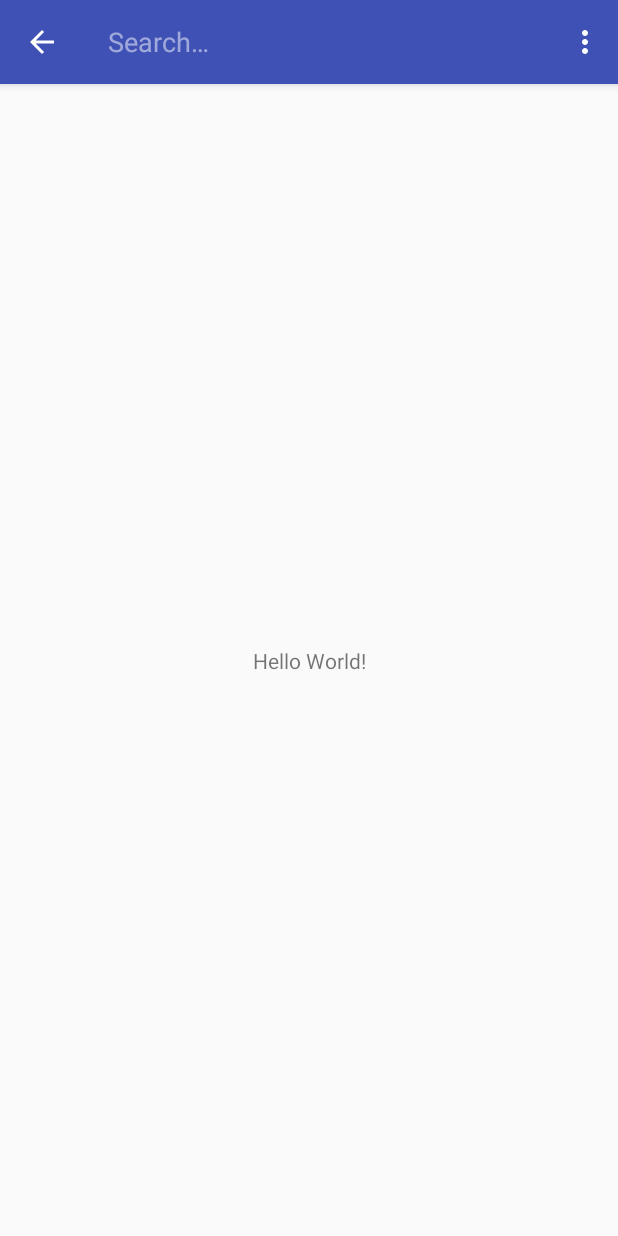
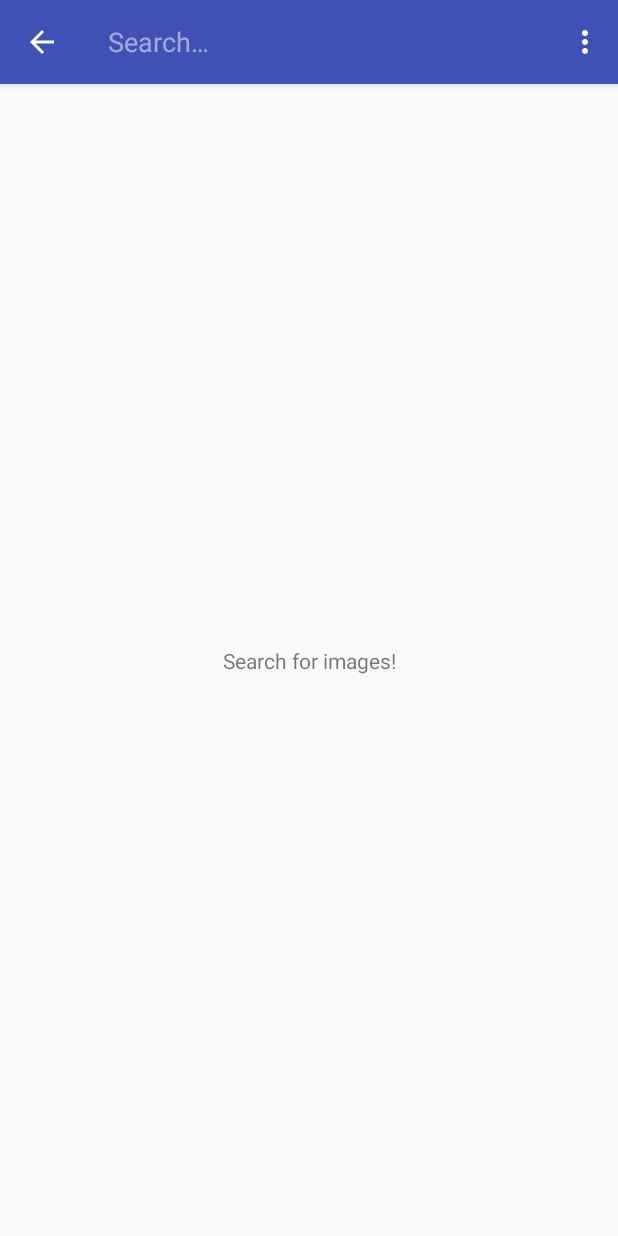
Before and after one commit to jjgregor/FlickrApp, an Android app: the screen it shows after launch (MainActivity), after a tap on "Search", on a phone screen of 412 x 824 dp. Run offline under Robolectric (Android 15) with nearby library versions, the phone set to English and light mode, and no system bars; our stand-ins replace Dagger/Hilt's generated code; libraries missing offline, so code that uses them is left out: com.facebook.stetho, retrofit2.adapter.rxjava, retrofit2.converter.jackson, rx.android.schedulers, rx.schedulers; pictures from the network do not load; 3 statements that could not run were skipped.

Commit message:
recycler grid

```diff
--- a/app/build.gradle
+++ b/app/build.gradle
@@ -71,4 +71,7 @@ dependencies {
     compile 'com.github.bumptech.glide:glide:4.1.1'
     annotationProcessor 'com.github.bumptech.glide:compiler:4.1.1'
 
+    //stetho
+    implementation 'com.facebook.stetho:stetho-okhttp3:1.3.1'
+
 }
--- a/app/src/main/java/com/jason/flickr/models/SearchViewModel.kt
+++ b/app/src/main/java/com/jason/flickr/models/SearchViewModel.kt
@@ -15,8 +15,8 @@ import javax.inject.Inject
  */
 class SearchViewModel(application: Application) : AndroidViewModel(application) {
 
-    var items = ArrayList<FlickrItems>()
-    var tags: String = ""
+    var items = ArrayList<FlickrItem>()
+    var searchQuery: String = ""
 
     @Inject lateinit var service: FlickrService
 
@@ -25,13 +25,9 @@ class SearchViewModel(application: Application) : AndroidViewModel(application)
     }
 
     fun getFeed() : Observable<JsonFlickrFeed> {
-        return  service.getPhotos(getFormattedTags(tags))
+        return  service.getPhotos(searchQuery)
                 .subscribeOn(Schedulers.io())
                 .observeOn(AndroidSchedulers.mainThread())
     }
 
-    private fun getFormattedTags(tags: String): String? {
-        return tags.replace(" ", ",")
-    }
-
 }
--- a/app/src/main/java/com/jason/flickr/services/FlickrService.kt
+++ b/app/src/main/java/com/jason/flickr/services/FlickrService.kt
@@ -12,6 +12,6 @@ import rx.Observable
 interface FlickrService {
 
     @GET("services/feeds/photos_public.gne?format=json&nojsoncallback=1")
-    fun getPhotos(@Query("tags") tags: String?): Observable<JsonFlickrFeed>
+    fun getPhotos(@Query("text") tags: String?): Observable<JsonFlickrFeed>
 
 }
--- a/app/src/main/res/layout/activity_main.xml
+++ b/app/src/main/res/layout/activity_main.xml
@@ -1,18 +1,66 @@
 <?xml version="1.0" encoding="utf-8"?>
+<android.support.v4.widget.SwipeRefreshLayout xmlns:android="http://schemas.android.com/apk/res/android"
+    xmlns:app="http://schemas.android.com/apk/res-auto"
+    xmlns:tools="http://schemas.android.com/tools"
+    android:id="@+id/swipe_refresh"
+    android:layout_width="match_parent"
+    android:layout_height="match_parent"
+    android:orientation="vertical">
+
     <android.support.constraint.ConstraintLayout xmlns:android="http://schemas.android.com/apk/res/android"
         xmlns:app="http://schemas.android.com/apk/res-auto"
         xmlns:tools="http://schemas.android.com/tools"
+        android:id="@+id/constraint"
         android:layout_width="match_parent"
         android:layout_height="match_parent"
-    tools:context="com.jason.flickr.activities.MainActivity">
+        tools:context="com.jason.stackoverflowusers.activities.MainActivity">
 
         <TextView
+            android:id="@+id/empty_view"
             android:layout_width="wrap_content"
             android:layout_height="wrap_content"
-        android:text="Hello World!"
+            android:text="@string/error_loading_images"
+            android:visibility="gone"
             app:layout_constraintBottom_toBottomOf="parent"
             app:layout_constraintLeft_toLeftOf="parent"
             app:layout_constraintRight_toRightOf="parent"
             app:layout_constraintTop_toTopOf="parent" />
 
+        <TextView
+            android:id="@+id/search_question"
+            android:layout_width="wrap_content"
+            android:layout_height="wrap_content"
+            android:text="@string/search_question"
+            android:visibility="visible"
+            app:layout_constraintBottom_toBottomOf="parent"
+            app:layout_constraintLeft_toLeftOf="parent"
+            app:layout_constraintRight_toRightOf="parent"
+            app:layout_constraintTop_toTopOf="parent" />
+
+        <ProgressBar
+            android:id="@+id/progress_bar"
+            android:layout_width="wrap_content"
+            android:layout_height="wrap_content"
+            android:visibility="gone"
+            app:layout_constraintBottom_toBottomOf="parent"
+            app:layout_constraintLeft_toLeftOf="parent"
+            app:layout_constraintRight_toRightOf="parent"
+            app:layout_constraintTop_toTopOf="parent" />
+
+        <android.support.v7.widget.RecyclerView
+            android:id="@+id/recycler_view"
+            android:layout_width="match_parent"
+            android:layout_height="wrap_content"
+            android:layout_marginEnd="@dimen/margin"
+            android:layout_marginStart="@dimen/margin"
+            android:layout_marginTop="@dimen/margin"
+            app:layout_constraintEnd_toEndOf="parent"
+            app:layout_constraintStart_toStartOf="parent"
+            app:layout_constraintTop_toTopOf="parent"
+            tools:listitem="@layout/photo_card_view">
+
+        </android.support.v7.widget.RecyclerView>
+
     </android.support.constraint.ConstraintLayout>
+
+</android.support.v4.widget.SwipeRefreshLayout>
--- /dev/null
+++ b/app/src/main/res/values/dimens.xml
@@ -0,0 +1,4 @@
+<?xml version="1.0" encoding="utf-8"?>
+<resources>
+    <dimen name="margin">8dp</dimen>
+</resources>
--- a/app/src/main/res/values/strings.xml
+++ b/app/src/main/res/values/strings.xml
@@ -9,4 +9,7 @@
     <string name="about">About</string>
     <string name="help">Help</string>
 
+    <string name="error_loading_images">An error has occurred while, please try again.</string>
+    <string name="search_question">Search for images!</string>
+
 </resources>
```
Also changed, not shown: app/src/main/java/com/jason/flickr/activities/MainActivity.kt (+29 -6 lines), app/src/main/java/com/jason/flickr/adapters/PhotosAdapter.kt (added, +64 -0 lines), app/src/main/java/com/jason/flickr/dagger/NetworkModule.kt (+8 -0 lines), app/src/main/java/com/jason/flickr/models/FlickrFeedResponse.kt (+5 -5 lines), app/src/main/res/layout/photo_card_view.xml (added, +48 -0 lines), 73 other files. Lines whose indentation alone changed are shown as unchanged.
